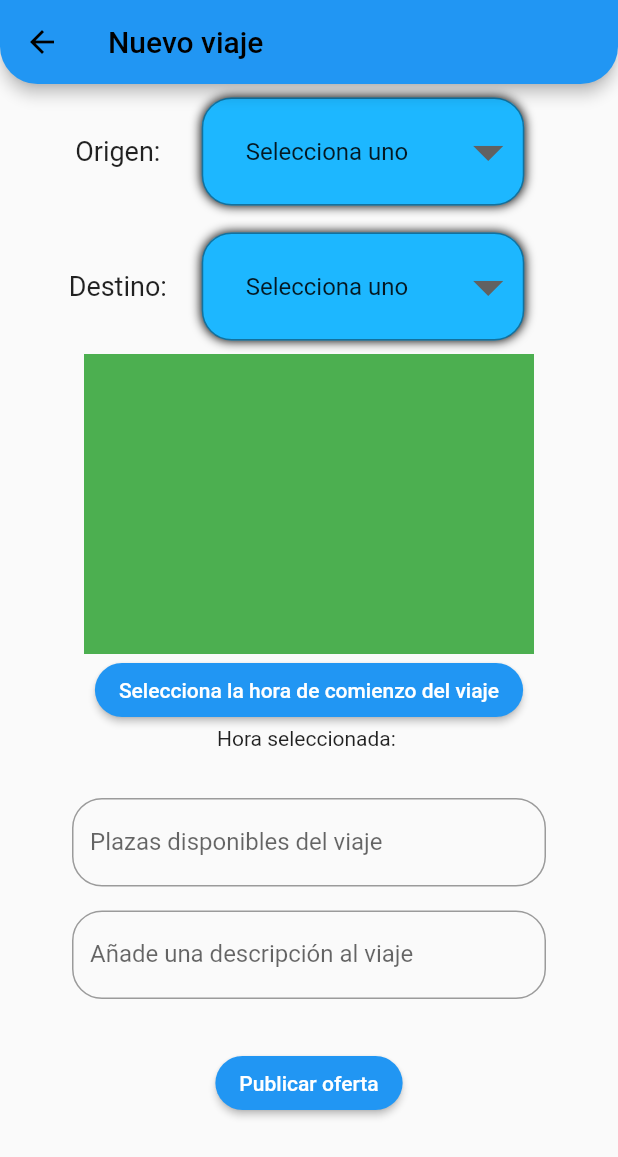
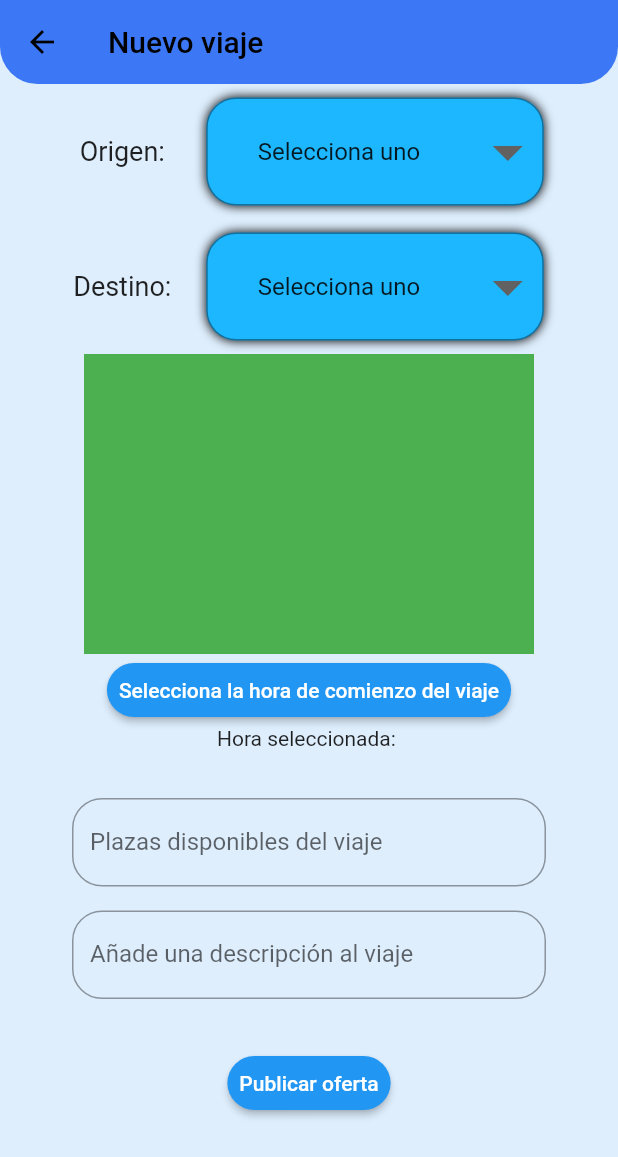
Before and after one commit to BryanVL/unicar, a Flutter app: the OfertasScreen screen opened by its route, after a tap on "Publicar oferta", on a phone screen of 412 x 824 dp. Shown: the top 1157 px of the screen. Run offline on Flutter 3.47's test engine with Material 2 defaults, Android fonts, the phone set to English and light mode, and no system bars; our stand-ins replace supabase_flutter; accounts and stored records are empty; network calls fail.

Commit message:
Pagina de mis viajes terminada

```diff
--- a/lib/main.dart
+++ b/lib/main.dart
@@ -27,17 +27,21 @@ class MyApp extends StatelessWidget {
           primarySwatch: Colors.blue,
           primaryColor: Colors.blue,
           brightness: Brightness.light,
+          scaffoldBackgroundColor: const Color.fromARGB(255, 222, 238, 253),
           iconTheme: const IconThemeData(
             color: Colors.black,
           ),
           appBarTheme: const AppBarTheme(
+            elevation: 0,
+            surfaceTintColor: Colors.transparent,
+            shadowColor: Colors.transparent,
             shape: RoundedRectangleBorder(
               borderRadius: BorderRadius.vertical(
                 bottom: Radius.circular(25),
               ),
             ),
             foregroundColor: Colors.black,
-            backgroundColor: Colors.blue,
+            backgroundColor: Color.fromARGB(255, 60, 119, 245),
           ),
           tabBarTheme: TabBarTheme(
             unselectedLabelColor: Colors.black,
--- a/lib/screens/crear_oferta_screen.dart
+++ b/lib/screens/crear_oferta_screen.dart
@@ -70,6 +70,8 @@ class _CrearOfertaState extends State<CrearOferta> {
                 mainAxisAlignment: MainAxisAlignment.center,
                 children: [
                   boton(
+                      paddingLeft: 8,
+                      paddingRight: 8,
                       funcion: () async {
                         final TimeOfDay? picked_s = await showTimePicker(
                           context: context,
@@ -133,6 +135,8 @@ class _CrearOfertaState extends State<CrearOferta> {
               Padding(
                 padding: const EdgeInsets.only(bottom: 32.0),
                 child: boton(
+                  paddingLeft: 8,
+                  paddingRight: 8,
                   funcion: () async {
                     if (dropdownValueDestino == dropdownValueOrigen) {
                       showDialog(
--- a/lib/screens/ofertas_screen.dart
+++ b/lib/screens/ofertas_screen.dart
@@ -1,4 +1,7 @@
 import 'package:flutter/material.dart';
+import 'package:unicar/widgets/buttons.dart';
+
+import '../widgets/tarjeta_viaje.dart';
 
 class OfertasScreen extends StatelessWidget {
   const OfertasScreen({super.key});
@@ -8,13 +11,53 @@ class OfertasScreen extends StatelessWidget {
   @override
   Widget build(BuildContext context) {
     return Scaffold(
+      body: Column(
+        crossAxisAlignment: CrossAxisAlignment.center,
+        children: [
+          Padding(
+              padding: EdgeInsets.only(
+                top: 32,
+                left: 16,
+              ),
+              child: boton(
+                  paddingTop: 16,
+                  paddingBottom: 16,
+                  paddingLeft: 64,
+                  paddingRight: 64,
+                  funcion: () {
+                    Navigator.of(context).pushNamed('/CrearOferta');
+                  },
+                  textoBoton: 'Filtrar')),
+          Expanded(
+            child: NotificationListener<OverscrollIndicatorNotification>(
+              onNotification: (OverscrollIndicatorNotification overscroll) {
+                overscroll.disallowIndicator();
+                return true;
+              },
+              child: ListView.builder(
+                physics: const NeverScrollableScrollPhysics(),
+                itemCount: 100,
+                itemBuilder: (context, index) {
+                  return tarjetaViaje(
+                    //key: Key('$index'),
+                    origen: 'origen',
+                    destino: 'destino',
+                    fechaHora: 'fechaHora',
+                  );
+                },
+              ),
+            ),
+          ),
+        ],
+      ),
       floatingActionButtonLocation: FloatingActionButtonLocation.endFloat,
       floatingActionButton: FloatingActionButton.extended(
+        backgroundColor: const Color.fromARGB(255, 60, 119, 245),
         onPressed: () {
           Navigator.of(context).pushNamed('/CrearOferta');
         },
-        label: Text('Publicar oferta'),
-        icon: Icon(Icons.add),
+        label: const Text('Publicar oferta'),
+        icon: const Icon(Icons.add),
       ),
     );
   }
--- a/lib/widgets/buttons.dart
+++ b/lib/widgets/buttons.dart
@@ -1,13 +1,30 @@
 import 'package:flutter/material.dart';
 
 class boton extends StatelessWidget {
-  const boton({super.key, required this.funcion, required this.textoBoton});
+  const boton(
+      {super.key,
+      required this.funcion,
+      required this.textoBoton,
+      this.paddingTop,
+      this.paddingBottom,
+      this.paddingLeft,
+      this.paddingRight});
   final VoidCallback funcion;
   final String textoBoton;
+  final double? paddingTop;
+  final double? paddingBottom;
+  final double? paddingLeft;
+  final double? paddingRight;
   @override
   Widget build(BuildContext context) {
     return ElevatedButton(
       style: ElevatedButton.styleFrom(
+        padding: EdgeInsets.only(
+          top: paddingTop ?? 0,
+          bottom: paddingBottom ?? 0,
+          left: paddingLeft ?? 0,
+          right: paddingRight ?? 0,
+        ),
         shape: RoundedRectangleBorder(
           borderRadius: BorderRadius.circular(20.0),
         ),
--- a/lib/widgets/dropdown.dart
+++ b/lib/widgets/dropdown.dart
@@ -37,11 +37,11 @@ class _customDropdownState extends State<customDropdown> {
         Padding(
           padding: const EdgeInsets.only(
             left: 16,
-            right: 32,
+            right: 16,
           ),
           child: Container(
             alignment: Alignment.bottomCenter,
-            width: 215,
+            width: 225,
             child: DecoratedBox(
               decoration: BoxDecoration(
                 color: const Color.fromARGB(255, 29, 183, 255),
@@ -55,6 +55,7 @@ class _customDropdownState extends State<customDropdown> {
                 ],
               ),
               child: DropdownButtonFormField(
+                  key: widget.key,
                   validator: (value) {
                     if (dropdownValue == 'Selecciona uno') {
                       return 'Debes seleccionar un origen y destino';
--- /dev/null
+++ b/lib/widgets/tarjeta_viaje.dart
@@ -0,0 +1,122 @@
+import 'package:flutter/material.dart';
+
+class tarjetaViaje extends StatelessWidget {
+  const tarjetaViaje({
+    super.key,
+    this.titulo,
+    required this.origen,
+    required this.destino,
+    required this.fechaHora,
+    this.descripcion,
+    this.iconoURL,
+  });
+  final String? titulo;
+  final String origen;
+  final String destino;
+  final String fechaHora;
+  final String? descripcion;
+  final String? iconoURL;
+
+  @override
+  Widget build(BuildContext context) {
+    //print(key);
+    return Padding(
+      padding: const EdgeInsets.only(
+        bottom: 16,
+        right: 16,
+        left: 16,
+      ),
+      child: GestureDetector(
+        onTap: () {
+          Navigator.of(context).pushNamed('/verViaje');
+        },
+        child: Container(
+          decoration: const BoxDecoration(
+            gradient: LinearGradient(
+              begin: Alignment.topLeft,
+              colors: [
+                Color.fromARGB(197, 51, 123, 206),
+                Colors.blue,
+              ],
+            ),
+            color: Color.fromARGB(197, 51, 123, 206),
+            borderRadius: BorderRadius.all(
+              Radius.circular(25),
+            ),
+          ),
+          child: Padding(
+            padding: const EdgeInsets.symmetric(vertical: 10.0),
+            child: Row(
+              crossAxisAlignment: CrossAxisAlignment.start,
+              children: <Widget>[
+                const Expanded(
+                  flex: 1,
+                  child: CircleAvatar(
+                    backgroundColor: Colors.grey,
+                    backgroundImage: NetworkImage(
+                        'https://icon-library.com/images/default-profile-icon/default-profile-icon-16.jpg'),
+                    radius: 35,
+                  ),
+                ),
+                Expanded(
+                  flex: 3,
+                  child: Column(
+                    crossAxisAlignment: CrossAxisAlignment.start,
+                    children: [
+                      const Text(
+                        maxLines: 1,
+                        'Titulo de viaje',
+                        style: TextStyle(
+                          fontWeight: FontWeight.w800,
+                          fontSize: 22.0,
+                          overflow: TextOverflow.ellipsis,
+                        ),
+                      ),
+                      const SizedBox(
+                        height: 5,
+                      ),
+                      RichText(
+                        text: const TextSpan(
+                          style: TextStyle(color: Colors.black),
+                          children: [
+                            TextSpan(
+                              style: TextStyle(
+                                fontWeight: FontWeight.w600,
+                                fontSize: 16,
+                              ),
+                              text: "Torremolinos ",
+                            ),
+                            WidgetSpan(
+                              child: Icon(
+                                Icons.arrow_right_alt_rounded,
+                                size: 16,
+                              ),
+                            ),
+                            TextSpan(
+                              style: TextStyle(
+                                fontWeight: FontWeight.w600,
+                                fontSize: 16,
+                              ),
+                              text: " Teatinos",
+                            ),
+                          ],
+                        ),
+                      ),
+                      const Text(
+                        'Salida: 14:30',
+                        style: TextStyle(
+                          fontWeight: FontWeight.w600,
+                          fontSize: 16,
+                        ),
+                      ),
+                    ],
+                  ),
+                ),
+              ],
+            ),
+          ),
+        ),
+      ),
+    );
+  }
+}
--- a/pubspec.yaml
+++ b/pubspec.yaml
@@ -30,6 +30,8 @@ dependencies:
   supabase_flutter: ^1.4.0
   flutter_riverpod: ^2.1.3
   riverpod_annotation: ^1.1.1
+  image_picker: ^0.8.6+1
+  date_time_picker: ^2.1.0
   flutter:
     sdk: flutter
 
```
Also changed, not shown: lib/screens/mis_viajes_screen.dart (+28 -2 lines), lib/widgets/seccion_tarjetas.dart (added, +29 -0 lines), lib/widgets/texto.dart (added, +35 -0 lines), pubspec.lock.
